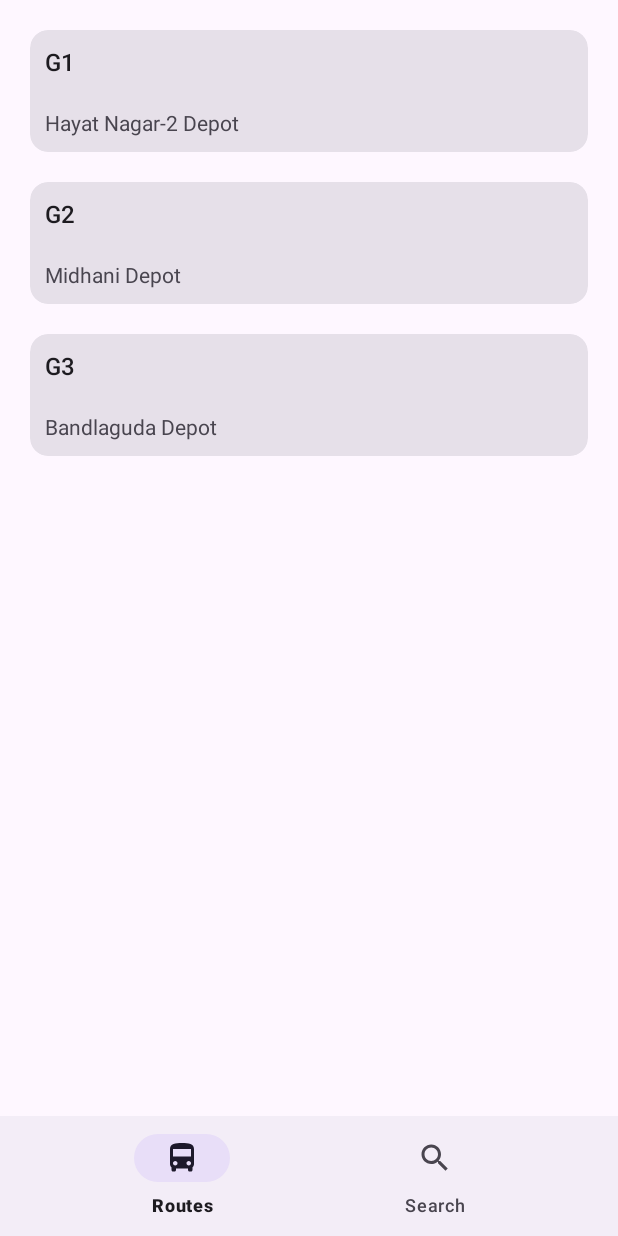
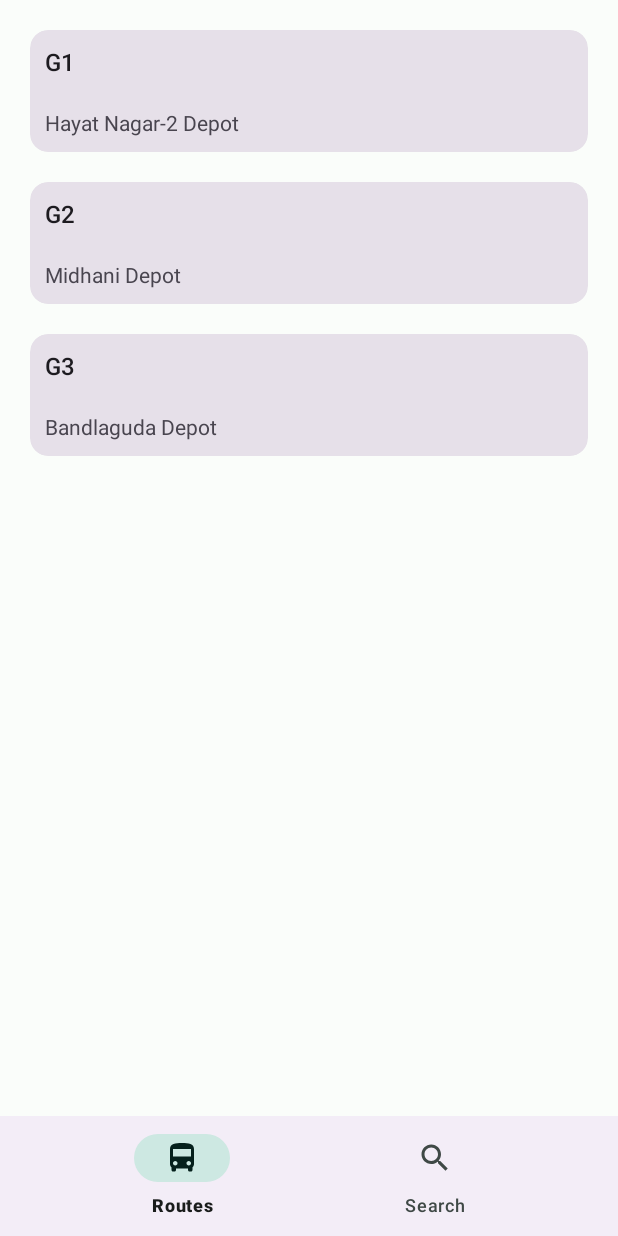
Before and after one commit to supersu-man/gitam-transit, an Android app: the screen it shows after launch (MainActivity), on a phone screen of 412 x 824 dp. Run offline under Robolectric (Android 15) with nearby library versions, the phone set to English and light mode, and no system bars.

Commit message:
Pre-alpha 2

```diff
--- a/app/build.gradle
+++ b/app/build.gradle
@@ -18,7 +18,7 @@ android {
 
     buildTypes {
         release {
-            minifyEnabled false
+            minifyEnabled true
             proguardFiles getDefaultProguardFile('proguard-android-optimize.txt'), 'proguard-rules.pro'
         }
     }
@@ -41,11 +41,13 @@ dependencies {
     implementation 'com.google.android.material:material:1.6.0-alpha01'
     implementation 'androidx.constraintlayout:constraintlayout:2.1.2'
     implementation 'androidx.legacy:legacy-support-v4:1.0.0'
-    implementation 'com.google.android.gms:play-services-maps:18.0.1'
+
     testImplementation 'junit:junit:4.13.2'
     androidTestImplementation 'androidx.test.ext:junit:1.1.3'
     androidTestImplementation 'androidx.test.espresso:espresso-core:3.4.0'
     implementation "io.karn:khttp-android:0.1.0"
     implementation 'org.jetbrains.kotlinx:kotlinx-coroutines-android:1.5.2'
     implementation 'com.github.amalChandran:trail-android:v1.51'
+
+    implementation 'com.google.android.gms:play-services-maps:18.0.1'
 }
--- a/app/src/main/java/com/supersuman/gitamtransit/RoutesAdapter.kt
+++ b/app/src/main/java/com/supersuman/gitamtransit/RoutesAdapter.kt
@@ -8,8 +8,6 @@ import android.widget.TextView
 import androidx.fragment.app.FragmentActivity
 import androidx.recyclerview.widget.RecyclerView
 import com.google.android.material.card.MaterialCardView
-import org.json.JSONArray
-import org.json.JSONObject
 
 class RoutesAdapter(private val data: MutableList<RoutesData>, private val requireActivity: FragmentActivity) : RecyclerView.Adapter<RoutesAdapter.ViewHolder>() {
     class ViewHolder(view : View) : RecyclerView.ViewHolder(view) {
--- a/app/src/main/java/com/supersuman/gitamtransit/RoutesFragment.kt
+++ b/app/src/main/java/com/supersuman/gitamtransit/RoutesFragment.kt
@@ -10,11 +10,10 @@ import androidx.recyclerview.widget.LinearLayoutManager
 import androidx.recyclerview.widget.RecyclerView
 import kotlinx.coroutines.launch
 import org.json.JSONArray
+import java.io.InputStreamReader
 
 
 class RoutesFragment : Fragment() {
-
-
 
     private lateinit var recyclerView: RecyclerView
     private var data = mutableListOf<RoutesData>()
@@ -49,10 +48,11 @@ class RoutesFragment : Fragment() {
     private fun getData() {
         val jsonString = requireContext().assets.open("routesTesting.json").bufferedReader().use { it.readText() }
         val routes = JSONArray(jsonString)
+        data.clear()
         for(i in 0 until routes.length()){
             val it = routes.getJSONObject(i)
-            val busName = it.get("busName") as String
-            val startPoint = it.get("startPoint") as String
+            val busName = it.get("busName").toString()
+            val startPoint = it.get("startPoint").toString()
             val busInfo = RoutesData(busName, startPoint, it.get("route").toString())
             data.add(busInfo)
         }
--- a/app/src/main/res/values-night/themes.xml
+++ b/app/src/main/res/values-night/themes.xml
@@ -1,16 +1,31 @@
-<resources xmlns:tools="http://schemas.android.com/tools">
-    <!-- Base application theme. -->
-    <style name="Theme.GitamTransit" parent="Theme.Material3.DayNight.NoActionBar">
-        <!-- Primary brand color. -->
-        <item name="colorPrimary">@color/purple_200</item>
-        <item name="colorPrimaryVariant">@color/purple_700</item>
-        <item name="colorOnPrimary">@color/black</item>
-        <!-- Secondary brand color. -->
-        <item name="colorSecondary">@color/teal_200</item>
-        <item name="colorSecondaryVariant">@color/teal_200</item>
-        <item name="colorOnSecondary">@color/black</item>
-        <!-- Status bar color. -->
-        <item name="android:statusBarColor" tools:targetApi="l">?attr/colorPrimaryVariant</item>
-        <!-- Customize your theme here. -->
+<resources>
+
+    <style name="Theme.GitamTransit" parent="Theme.Material3.Dark.NoActionBar">
+        <item name="colorPrimary">@color/md_theme_dark_primary</item>
+        <item name="colorOnPrimary">@color/md_theme_dark_onPrimary</item>
+        <item name="colorPrimaryContainer">@color/md_theme_dark_primaryContainer</item>
+        <item name="colorOnPrimaryContainer">@color/md_theme_dark_onPrimaryContainer</item>
+        <item name="colorSecondary">@color/md_theme_dark_secondary</item>
+        <item name="colorOnSecondary">@color/md_theme_dark_onSecondary</item>
+        <item name="colorSecondaryContainer">@color/md_theme_dark_secondaryContainer</item>
+        <item name="colorOnSecondaryContainer">@color/md_theme_dark_onSecondaryContainer</item>
+        <item name="colorTertiary">@color/md_theme_dark_tertiary</item>
+        <item name="colorOnTertiary">@color/md_theme_dark_onTertiary</item>
+        <item name="colorTertiaryContainer">@color/md_theme_dark_tertiaryContainer</item>
+        <item name="colorOnTertiaryContainer">@color/md_theme_dark_onTertiaryContainer</item>
+        <item name="colorError">@color/md_theme_dark_error</item>
+        <item name="colorErrorContainer">@color/md_theme_dark_errorContainer</item>
+        <item name="colorOnError">@color/md_theme_dark_onError</item>
+        <item name="colorOnErrorContainer">@color/md_theme_dark_onErrorContainer</item>
+        <item name="android:colorBackground">@color/md_theme_dark_background</item>
+        <item name="colorOnBackground">@color/md_theme_dark_onBackground</item>
+        <item name="colorSurface">@color/md_theme_dark_surface</item>
+        <item name="colorOnSurface">@color/md_theme_dark_onSurface</item>
+        <item name="colorSurfaceVariant">@color/md_theme_dark_surfaceVariant</item>
+        <item name="colorOnSurfaceVariant">@color/md_theme_dark_onSurfaceVariant</item>
+        <item name="colorOutline">@color/md_theme_dark_outline</item>
+        <item name="colorOnSurfaceInverse">@color/md_theme_dark_inverseOnSurface</item>
+        <item name="colorSurfaceInverse">@color/md_theme_dark_inverseSurface</item>
+        <item name="colorPrimaryInverse">@color/md_theme_dark_primaryInverse</item>
     </style>
 </resources>
--- a/app/src/main/res/values/colors.xml
+++ b/app/src/main/res/values/colors.xml
@@ -1,10 +1,56 @@
-<?xml version="1.0" encoding="utf-8"?>
 <resources>
-    <color name="purple_200">#FFBB86FC</color>
-    <color name="purple_500">#FF6200EE</color>
-    <color name="purple_700">#FF3700B3</color>
-    <color name="teal_200">#FF03DAC5</color>
-    <color name="teal_700">#FF018786</color>
-    <color name="black">#FF000000</color>
-    <color name="white">#FFFFFFFF</color>
+    <color name="md_theme_light_primary">#006B5F</color>
+    <color name="md_theme_light_onPrimary">#FFFFFF</color>
+    <color name="md_theme_light_primaryContainer">#4FFBE5</color>
+    <color name="md_theme_light_onPrimaryContainer">#00201B</color>
+    <color name="md_theme_light_secondary">#4A635E</color>
+    <color name="md_theme_light_onSecondary">#FFFFFF</color>
+    <color name="md_theme_light_secondaryContainer">#CDE8E2</color>
+    <color name="md_theme_light_onSecondaryContainer">#05201C</color>
+    <color name="md_theme_light_tertiary">#456179</color>
+    <color name="md_theme_light_onTertiary">#FFFFFF</color>
+    <color name="md_theme_light_tertiaryContainer">#CBE6FF</color>
+    <color name="md_theme_light_onTertiaryContainer">#161C22</color>
+    <color name="md_theme_light_error">#BA1B1B</color>
+    <color name="md_theme_light_errorContainer">#FFDAD4</color>
+    <color name="md_theme_light_onError">#FFFFFF</color>
+    <color name="md_theme_light_onErrorContainer">#410001</color>
+    <color name="md_theme_light_background">#FAFDFA</color>
+    <color name="md_theme_light_onBackground">#191C1B</color>
+    <color name="md_theme_light_surface">#FAFDFA</color>
+    <color name="md_theme_light_onSurface">#191C1B</color>
+    <color name="md_theme_light_surfaceVariant">#DBE5E2</color>
+    <color name="md_theme_light_onSurfaceVariant">#3F4946</color>
+    <color name="md_theme_light_outline">#6E7976</color>
+    <color name="md_theme_light_inverseOnSurface">#EFF1EF</color>
+    <color name="md_theme_light_inverseSurface">#2E3130</color>
+    <color name="md_theme_light_primaryInverse">#19DEC9</color>
+    <color name="md_theme_dark_primary">#19DEC9</color>
+    <color name="md_theme_dark_onPrimary">#003730</color>
+    <color name="md_theme_dark_primaryContainer">#005047</color>
+    <color name="md_theme_dark_onPrimaryContainer">#4FFBE5</color>
+    <color name="md_theme_dark_secondary">#B1CCC6</color>
+    <color name="md_theme_dark_onSecondary">#1C3531</color>
+    <color name="md_theme_dark_secondaryContainer">#334B47</color>
+    <color name="md_theme_dark_onSecondaryContainer">#CDE8E2</color>
+    <color name="md_theme_dark_tertiary">#ADCAE6</color>
+    <color name="md_theme_dark_onTertiary">#143349</color>
+    <color name="md_theme_dark_tertiaryContainer">#2D4960</color>
+    <color name="md_theme_dark_onTertiaryContainer">#CBE6FF</color>
+    <color name="md_theme_dark_error">#FFB4A9</color>
+    <color name="md_theme_dark_errorContainer">#930006</color>
+    <color name="md_theme_dark_onError">#680003</color>
+    <color name="md_theme_dark_onErrorContainer">#FFDAD4</color>
+    <color name="md_theme_dark_background">#191C1B</color>
+    <color name="md_theme_dark_onBackground">#E0E3E1</color>
+    <color name="md_theme_dark_surface">#191C1B</color>
+    <color name="md_theme_dark_onSurface">#E0E3E1</color>
+    <color name="md_theme_dark_surfaceVariant">#3F4946</color>
+    <color name="md_theme_dark_onSurfaceVariant">#BFC9C6</color>
+    <color name="md_theme_dark_outline">#889390</color>
+    <color name="md_theme_dark_inverseOnSurface">#191C1B</color>
+    <color name="md_theme_dark_inverseSurface">#E0E3E1</color>
+    <color name="md_theme_dark_primaryInverse">#006B5F</color>
+    <color name="seed">#03DAC5</color>
+    <color name="error">#BA1B1B</color>
 </resources>
--- a/app/src/main/res/values/themes.xml
+++ b/app/src/main/res/values/themes.xml
@@ -1,16 +1,31 @@
-<resources xmlns:tools="http://schemas.android.com/tools">
-    <!-- Base application theme. -->
-    <style name="Theme.GitamTransit" parent="Theme.Material3.DayNight.NoActionBar">
-        <!-- Primary brand color. -->
-        <item name="colorPrimary">@color/purple_500</item>
-        <item name="colorPrimaryVariant">@color/purple_700</item>
-        <item name="colorOnPrimary">@color/white</item>
-        <!-- Secondary brand color. -->
-        <item name="colorSecondary">@color/teal_200</item>
-        <item name="colorSecondaryVariant">@color/teal_700</item>
-        <item name="colorOnSecondary">@color/black</item>
-        <!-- Status bar color. -->
-        <item name="android:statusBarColor" tools:targetApi="l">?attr/colorPrimaryVariant</item>
-        <!-- Customize your theme here. -->
+<resources>
+
+    <style name="Theme.GitamTransit" parent="Theme.Material3.Light.NoActionBar">
+        <item name="colorPrimary">@color/md_theme_light_primary</item>
+        <item name="colorOnPrimary">@color/md_theme_light_onPrimary</item>
+        <item name="colorPrimaryContainer">@color/md_theme_light_primaryContainer</item>
+        <item name="colorOnPrimaryContainer">@color/md_theme_light_onPrimaryContainer</item>
+        <item name="colorSecondary">@color/md_theme_light_secondary</item>
+        <item name="colorOnSecondary">@color/md_theme_light_onSecondary</item>
+        <item name="colorSecondaryContainer">@color/md_theme_light_secondaryContainer</item>
+        <item name="colorOnSecondaryContainer">@color/md_theme_light_onSecondaryContainer</item>
+        <item name="colorTertiary">@color/md_theme_light_tertiary</item>
+        <item name="colorOnTertiary">@color/md_theme_light_onTertiary</item>
+        <item name="colorTertiaryContainer">@color/md_theme_light_tertiaryContainer</item>
+        <item name="colorOnTertiaryContainer">@color/md_theme_light_onTertiaryContainer</item>
+        <item name="colorError">@color/md_theme_light_error</item>
+        <item name="colorErrorContainer">@color/md_theme_light_errorContainer</item>
+        <item name="colorOnError">@color/md_theme_light_onError</item>
+        <item name="colorOnErrorContainer">@color/md_theme_light_onErrorContainer</item>
+        <item name="android:colorBackground">@color/md_theme_light_background</item>
+        <item name="colorOnBackground">@color/md_theme_light_onBackground</item>
+        <item name="colorSurface">@color/md_theme_light_surface</item>
+        <item name="colorOnSurface">@color/md_theme_light_onSurface</item>
+        <item name="colorSurfaceVariant">@color/md_theme_light_surfaceVariant</item>
+        <item name="colorOnSurfaceVariant">@color/md_theme_light_onSurfaceVariant</item>
+        <item name="colorOutline">@color/md_theme_light_outline</item>
+        <item name="colorOnSurfaceInverse">@color/md_theme_light_inverseOnSurface</item>
+        <item name="colorSurfaceInverse">@color/md_theme_light_inverseSurface</item>
+        <item name="colorPrimaryInverse">@color/md_theme_light_primaryInverse</item>
     </style>
 </resources>
```
Also changed, not shown: app/src/main/java/com/supersuman/gitamtransit/MapsActivity.kt (+33 -31 lines), app/src/main/res/drawable/ic_baseline_center_focus_strong_24.xml (added, +10 -0 lines), app/src/main/res/layout/activity_maps.xml (+25 -7 lines), app/src/main/res/drawable/ic_launcher_foreground.xml (renamed from app/src/main/res/drawable-v24/ic_launcher_foreground.xml).
